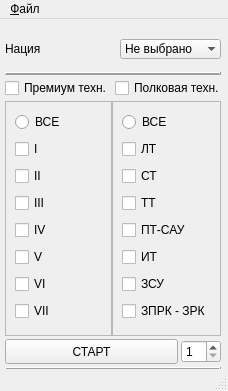
First picture: the form in test2/UI/test228.ui, repository xskak228/PythonProjects, before the edit.
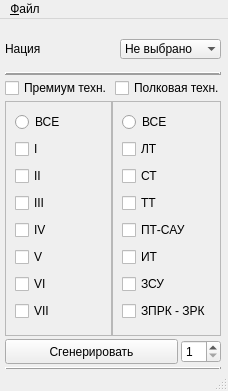
Second picture: the form after the edit.

Patch:
```diff
--- a/test2/UI/test228.ui
+++ b/test2/UI/test228.ui
@@ -420,7 +420,7 @@
           <string notr="true"/>
          </property>
          <property name="text">
-          <string>СТАРТ</string>
+          <string>Сгенерировать</string>
          </property>
         </widget>
        </item>
```
